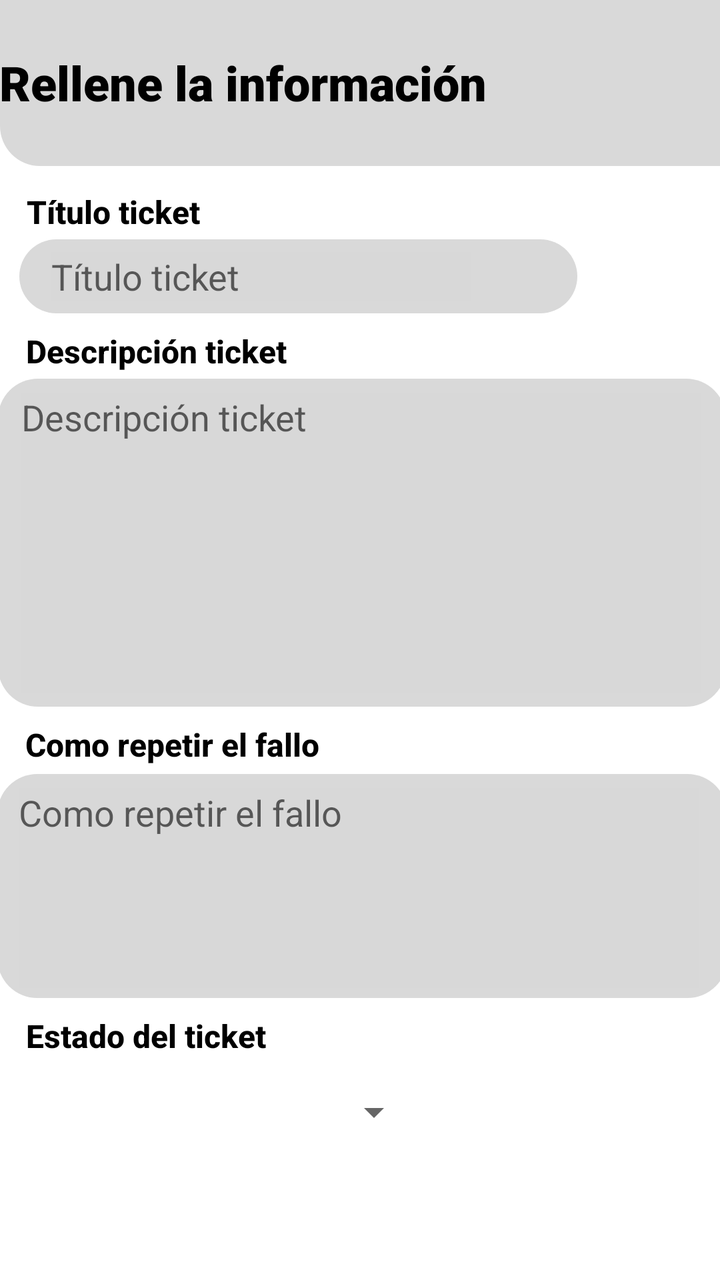
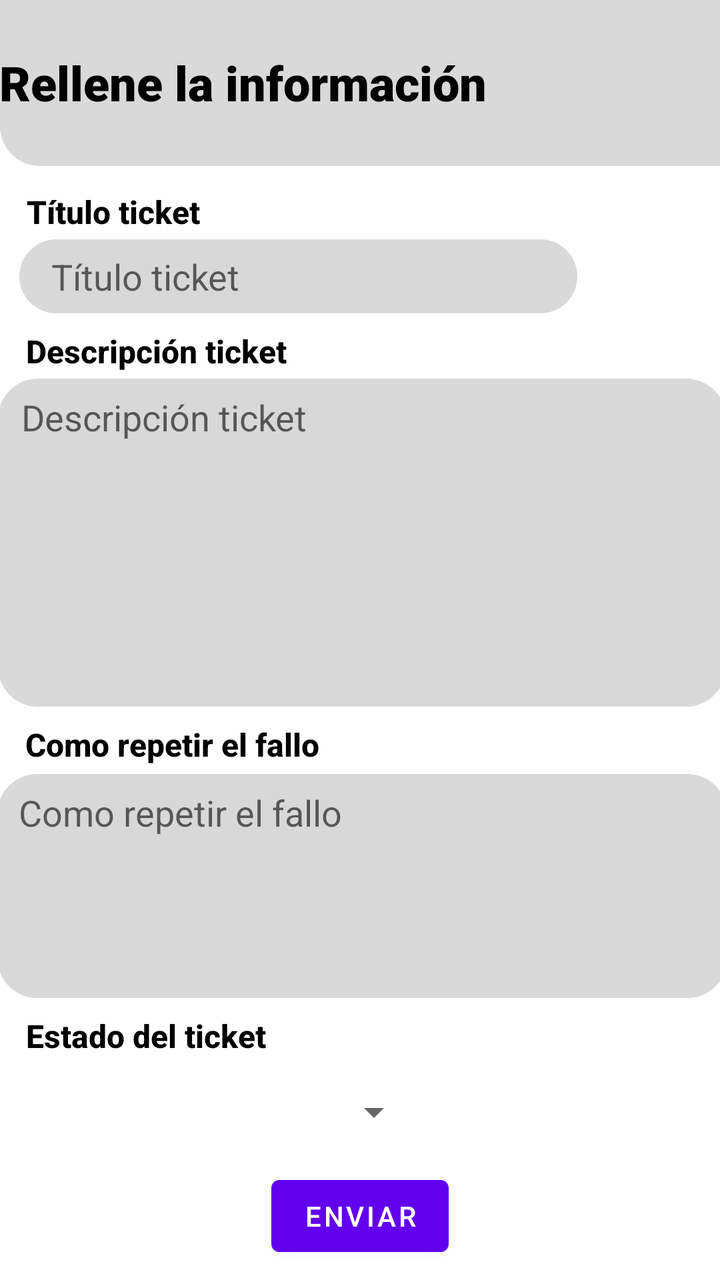

The first picture is an Android layout as it rendered before a commit; the second is the same layout after the commit. The layout source and the unified diff follow.
<!-- AndroidManifest.xml: application theme Theme.AppTickets -->
<!-- res/layout/fragment_crear_tickets.xml -->
<?xml version="1.0" encoding="utf-8"?>
<androidx.constraintlayout.widget.ConstraintLayout xmlns:android="http://schemas.android.com/apk/res/android"
    xmlns:app="http://schemas.android.com/apk/res-auto"
    xmlns:tools="http://schemas.android.com/tools"
    android:id="@+id/frameLayout2"
    android:layout_width="match_parent"
    android:layout_height="match_parent"
    tools:context=".CrearTickets">

    <ImageView
        android:id="@+id/imageView"
        android:layout_width="409dp"
        android:layout_height="83dp"
        android:src="@drawable/recurso_rectangulo"
        app:layout_constraintBottom_toBottomOf="parent"
        app:layout_constraintEnd_toEndOf="parent"
        app:layout_constraintHorizontal_bias="0.0"
        app:layout_constraintStart_toStartOf="parent"
        app:layout_constraintTop_toTopOf="parent"
        app:layout_constraintVertical_bias="0.0" />

    <TextView
        android:id="@+id/textView"
        android:layout_width="363dp"
        android:layout_height="36dp"
        android:fontFamily="sans-serif-black"
        android:text="Rellene la información"
        android:textColor="#000000"
        android:textSize="24sp"
        android:textStyle="bold"
        app:layout_constraintBottom_toBottomOf="@+id/imageView"
        app:layout_constraintEnd_toEndOf="parent"
        app:layout_constraintHorizontal_bias="0.333"
        app:layout_constraintStart_toStartOf="@+id/imageView"
        app:layout_constraintTop_toTopOf="parent"
        app:layout_constraintVertical_bias="0.531" />

    <TextView
        android:id="@+id/txtTitulo"
        android:layout_width="wrap_content"
        android:layout_height="wrap_content"
        android:layout_marginTop="12dp"
        android:fontFamily="sans-serif-medium"
        android:text="Título ticket"
        android:textColor="#000000"
        android:textSize="16sp"
        android:textStyle="bold"
        app:layout_constraintEnd_toEndOf="parent"
        app:layout_constraintHorizontal_bias="0.049"
        app:layout_constraintStart_toStartOf="parent"
        app:layout_constraintTop_toBottomOf="@+id/imageView" />


    <TextView
        android:id="@+id/txtDescripcion"
        android:layout_width="wrap_content"
        android:layout_height="wrap_content"
        android:layout_marginTop="8dp"
        android:fontFamily="sans-serif-medium"
        android:text="Descripción ticket"
        android:textColor="#000000"
        android:textSize="16sp"
        android:textStyle="bold"
        app:layout_constraintEnd_toEndOf="parent"
        app:layout_constraintHorizontal_bias="0.057"
        app:layout_constraintStart_toStartOf="parent"
        app:layout_constraintTop_toBottomOf="@+id/imageView2" />

    <TextView
        android:id="@+id/txtComoRepetir"
        android:layout_width="wrap_content"
        android:layout_height="wrap_content"
        android:layout_marginTop="8dp"
        android:fontFamily="sans-serif-medium"
        android:text="Como repetir el fallo"
        android:textColor="#000000"
        android:textSize="16sp"
        android:textStyle="bold"
        app:layout_constraintEnd_toEndOf="parent"
        app:layout_constraintHorizontal_bias="0.06"
        app:layout_constraintStart_toStartOf="parent"
        app:layout_constraintTop_toBottomOf="@+id/imageView3" />

    <TextView
        android:id="@+id/txtEstado"
        android:layout_width="wrap_content"
        android:layout_height="wrap_content"
        android:layout_marginTop="8dp"
        android:fontFamily="sans-serif-medium"
        android:text="Estado del ticket"
        android:textColor="#000000"
        android:textSize="16sp"
        android:textStyle="bold"
        app:layout_constraintEnd_toEndOf="parent"
        app:layout_constraintHorizontal_bias="0.054"
        app:layout_constraintStart_toStartOf="parent"
        app:layout_constraintTop_toBottomOf="@+id/imageView5" />

    <Spinner
        android:id="@+id/spinnerEstado"
        android:layout_width="199dp"
        android:layout_height="39dp"
        android:layout_marginTop="8dp"
        app:layout_constraintEnd_toEndOf="parent"
        app:layout_constraintHorizontal_bias="0.075"
        app:layout_constraintStart_toStartOf="parent"
        app:layout_constraintTop_toBottomOf="@+id/txtEstado" />

    <ImageView
        android:id="@+id/imageView2"
        android:layout_width="279dp"
        android:layout_height="37dp"
        android:layout_marginTop="3dp"
        android:src="@drawable/recurso_rectangulo2"
        app:layout_constraintEnd_toEndOf="parent"
        app:layout_constraintHorizontal_bias="0.121"
        app:layout_constraintStart_toStartOf="parent"
        app:layout_constraintTop_toBottomOf="@+id/txtTitulo" />

    <EditText
        android:id="@+id/txtTituloEdit"
        android:layout_width="wrap_content"
        android:layout_height="wrap_content"
        android:background="#D8D8D8"
        android:ems="10"
        android:hint="Título ticket"
        android:inputType="text"
        app:layout_constraintBottom_toBottomOf="@+id/imageView2"
        app:layout_constraintEnd_toEndOf="@+id/imageView2"
        app:layout_constraintHorizontal_bias="0.23"
        app:layout_constraintStart_toStartOf="@+id/imageView2"
        app:layout_constraintTop_toTopOf="@+id/imageView2"
        app:layout_constraintVertical_bias="0.5" />

    <ImageView
        android:id="@+id/imageView3"
        android:layout_width="364dp"
        android:layout_height="164dp"
        android:layout_marginTop="3dp"
        android:src="@drawable/recurso_rectangulo2"
        app:layout_constraintEnd_toEndOf="parent"
        app:layout_constraintHorizontal_bias="0.34"
        app:layout_constraintStart_toStartOf="parent"
        app:layout_constraintTop_toBottomOf="@+id/txtDescripcion" />

    <EditText
        android:id="@+id/txtDescripcionEdit"
        android:layout_width="340dp"
        android:layout_height="150dp"
        android:background="#D8D8D8"
        android:ems="10"
        android:gravity="start|top"
        android:hint="Descripción ticket"
        android:inputType="textMultiLine"
        app:layout_constraintBottom_toBottomOf="@+id/imageView3"
        app:layout_constraintEnd_toEndOf="@+id/imageView3"
        app:layout_constraintStart_toStartOf="@+id/imageView3"
        app:layout_constraintTop_toTopOf="@+id/imageView3" />

    <ImageView
        android:id="@+id/imageView5"
        android:layout_width="365dp"
        android:layout_height="112dp"
        android:layout_marginTop="4dp"
        android:src="@drawable/recurso_rectangulo2"
        app:layout_constraintEnd_toEndOf="parent"
        app:layout_constraintHorizontal_bias="0.363"
        app:layout_constraintStart_toStartOf="parent"
        app:layout_constraintTop_toBottomOf="@+id/txtComoRepetir" />

    <EditText
        android:id="@+id/txtComoRepetirEdit"
        android:layout_width="340dp"
        android:layout_height="100dp"
        android:background="#D8D8D8"
        android:ems="10"
        android:gravity="start|top"
        android:hint="Como repetir el fallo"
        android:inputType="textMultiLine"
        app:layout_constraintBottom_toBottomOf="@+id/imageView5"
        app:layout_constraintEnd_toEndOf="@+id/imageView5"
        app:layout_constraintHorizontal_bias="0.44"
        app:layout_constraintStart_toStartOf="@+id/imageView5"
        app:layout_constraintTop_toTopOf="@+id/imageView5"
        app:layout_constraintVertical_bias="0.583" />


</androidx.constraintlayout.widget.ConstraintLayout>
<!-- resources referenced by this layout -->
<resources>
  <!-- drawable recurso_rectangulo (drawable) -->
  <shape xmlns:android="http://schemas.android.com/apk/res/android"
      android:shape="rectangle">
      <solid android:color="#D9D9D9"/>
      <corners android:topLeftRadius="0dp"
          android:topRightRadius="0dp"
          android:bottomLeftRadius="20dp"
          android:bottomRightRadius="20dp"/>
  </shape>
  <!-- drawable recurso_rectangulo2 (drawable) -->
  <shape xmlns:android="http://schemas.android.com/apk/res/android"
      android:shape="rectangle">
      <solid android:color="#D9D9D9"/>
      <corners android:radius="20dp"/>
  </shape>
  <style name="Theme.AppTickets" parent="Theme.MaterialComponents.DayNight.NoActionBar">
          
          <item name="colorPrimary">@color/purple_500</item>
          <item name="colorPrimaryVariant">@color/purple_700</item>
          <item name="colorOnPrimary">@color/white</item>
          
          <item name="colorSecondary">@color/teal_200</item>
          <item name="colorSecondaryVariant">@color/teal_700</item>
          <item name="colorOnSecondary">@color/black</item>
          
          <item name="android:statusBarColor">?attr/colorPrimaryVariant</item>
          
      </style>
  <color name="purple_500">#FF6200EE</color>
  <color name="purple_700">#FF3700B3</color>
  <color name="white">#FFFFFFFF</color>
  <color name="teal_200">#FF03DAC5</color>
  <color name="teal_700">#FF018786</color>
  <color name="black">#FF000000</color>
</resources>

<!-- the commit's change to res/layout/fragment_crear_tickets.xml (unified diff, before → after) -->
@@ -184,5 +184,15 @@
         app:layout_constraintTop_toTopOf="@+id/imageView5"
         app:layout_constraintVertical_bias="0.583" />
 
+    <Button
+        android:id="@+id/btnEnviar"
+        android:layout_width="wrap_content"
+        android:layout_height="wrap_content"
+        android:text="enviar"
+        app:layout_constraintBottom_toBottomOf="parent"
+        app:layout_constraintEnd_toEndOf="parent"
+        app:layout_constraintStart_toStartOf="parent"
+        app:layout_constraintTop_toBottomOf="@+id/spinnerEstado" />
+
 
 </androidx.constraintlayout.widget.ConstraintLayout>
